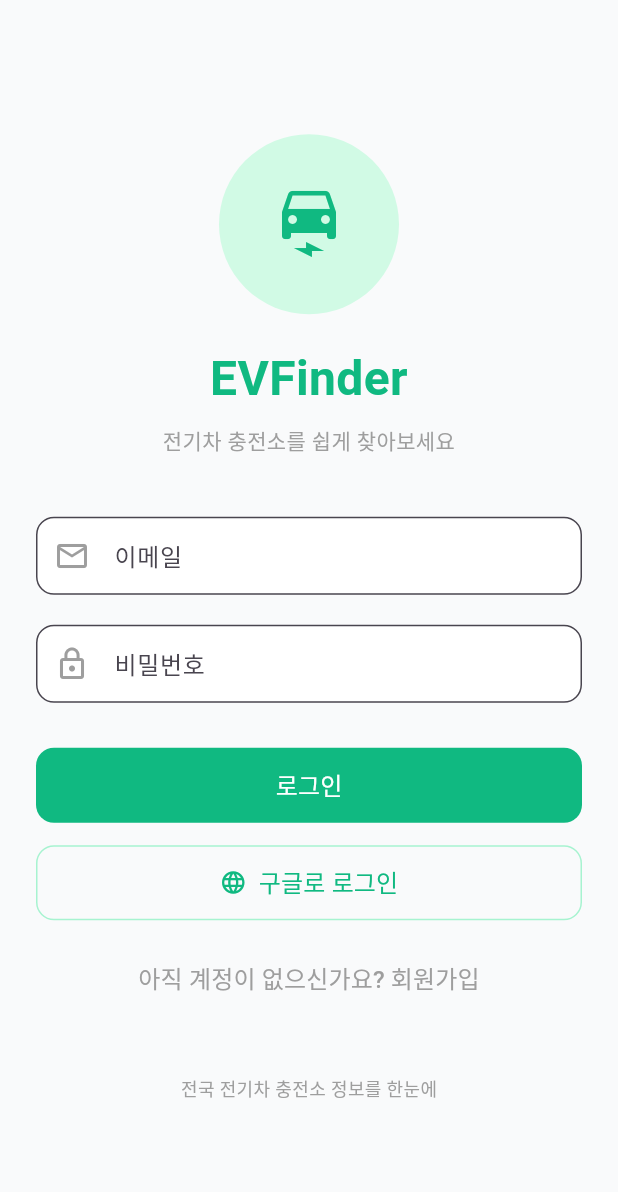
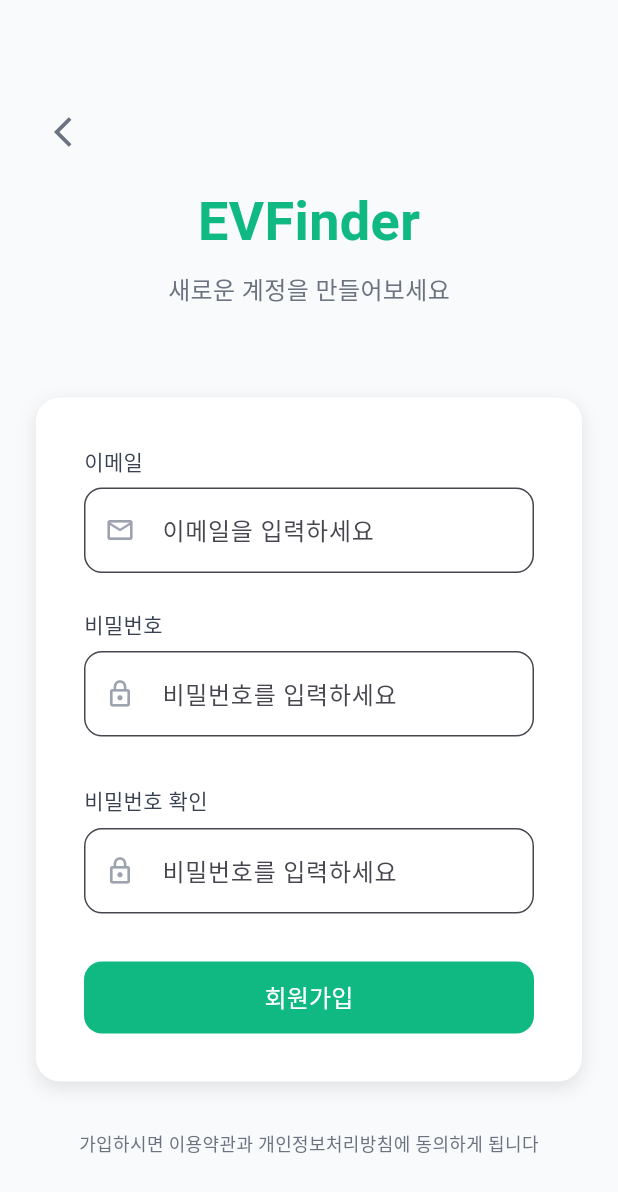
Before and after one commit to EVFinder/EVFinder_Front, a Flutter app: the screen it shows after launch, after a tap on "아직 계정이 없으신가요? 회원가입", on a phone screen of 412 x 824 dp. Shown: the top 1192 px of the screen. Run offline on Flutter 3.47's test engine with Material 3 defaults, Android fonts, the phone set to English and light mode, and no system bars; our stand-ins replace firebase_auth, firebase_core, geolocator, get, google_sign_in, permission_handler and 1 more; missing offline and left inert: flutter_naver_map; accounts and stored records are empty; Roboto replaces fonts that are missing (neo).

Commit message:
회원가입 추가

```diff
--- a/lib/Util/Route/app_page.dart
+++ b/lib/Util/Route/app_page.dart
@@ -2,6 +2,8 @@ import 'package:evfinder_front/View/favortie_station_view.dart';
 import 'package:evfinder_front/View/login_view.dart';
 import 'package:evfinder_front/View/main_view.dart';
 import 'package:get/get.dart';
+
+import '../../View/signup_view.dart';
 
 part 'app_route.dart';
 
@@ -10,6 +12,6 @@ class AppPages {
     GetPage(name: AppRoute.main, page: () => const MainView()),
     GetPage(name: AppRoute.login, page: () => const LoginView()),
     GetPage(name: AppRoute.favorite, page: () => const FavoriteStationView()),
-    // GetPage(name: AppRoute.signup, page: () => const SignupView()),
+    GetPage(name: AppRoute.signup, page: () => const SignupView()),
   ];
 }
--- a/lib/Util/Route/app_route.dart
+++ b/lib/Util/Route/app_route.dart
@@ -4,6 +4,6 @@ class AppRoute {
   static final main = MainView.route;
   static final login = LoginView.route;
   static final favorite = FavoriteStationView.route;
-  // static final signup = SignupView.route;
+  static final signup = SignupView.route;
   static final splash = '/';
 }
--- /dev/null
+++ b/lib/View/signup_view.dart
@@ -0,0 +1,245 @@
+import 'package:evfinder_front/Controller/signup_controller.dart';
+import 'package:flutter/material.dart';
+import 'package:get/get.dart';
+
+class SignupView extends GetView<SignupController> {
+  const SignupView({super.key});
+  static String route = '/signup';
+
+  @override
+  Widget build(BuildContext context) {
+    return Scaffold(
+      backgroundColor: const Color(0xFFF9FAFB), // bg-gray-50
+      body: SafeArea(
+        child: Container(
+          child: SingleChildScrollView(
+            padding: const EdgeInsets.all(24.0),
+            child: Column(
+              crossAxisAlignment: CrossAxisAlignment.stretch,
+              mainAxisAlignment: MainAxisAlignment.start,
+              children: [
+                const SizedBox(height: 40),
+                // 뒤로가기 버튼
+                Row(
+                  children: [
+                    IconButton(
+                      onPressed: () => Navigator.pop(context),
+                      icon: const Icon(Icons.arrow_back_ios, color: Color(0xFF6B7280)),
+                    ),
+                  ],
+                ),
+                const SizedBox(height: 10),
+
+                // 로고 섹션
+                Column(
+                  children: [
+                    // 타이틀
+                    const Text(
+                      'EVFinder',
+                      style: TextStyle(
+                        fontSize: 36,
+                        fontWeight: FontWeight.bold,
+                        color: Color(0xFF10B981), // emerald-500
+                      ),
+                    ),
+                    const SizedBox(height: 8),
+
+                    // 서브타이틀
+                    const Text(
+                      '새로운 계정을 만들어보세요',
+                      style: TextStyle(
+                        fontSize: 16,
+                        color: Color(0xFF6B7280), // gray-600
+                      ),
+                    ),
+                  ],
+                ),
+                const SizedBox(height: 20),
+
+                const SizedBox(height: 40),
+
+                // 회원가입 카드
+                Container(
+                  decoration: BoxDecoration(
+                    color: Colors.white,
+                    borderRadius: BorderRadius.circular(16),
+                    boxShadow: [BoxShadow(color: Colors.black.withOpacity(0.1), blurRadius: 10, offset: const Offset(0, 4))],
+                  ),
+                  padding: const EdgeInsets.all(32),
+                  child: Column(
+                    crossAxisAlignment: CrossAxisAlignment.stretch,
+                    children: [
+                      // 이메일 입력
+                      Column(
+                        crossAxisAlignment: CrossAxisAlignment.start,
+                        children: [
+                          const Text(
+                            '이메일',
+                            style: TextStyle(
+                              fontSize: 14,
+                              fontWeight: FontWeight.w500,
+                              color: Color(0xFF374151), // gray-700
+                            ),
+                          ),
+                          const SizedBox(height: 8),
+                          TextField(
+                            controller: controller.emailController,
+                            keyboardType: TextInputType.emailAddress,
+                            decoration: InputDecoration(
+                              hintText: '이메일을 입력하세요',
+                              prefixIcon: const Icon(
+                                Icons.mail_outline,
+                                color: Color(0xFF9CA3AF), // gray-400
+                                size: 20,
+                              ),
+                              border: OutlineInputBorder(
+                                borderRadius: BorderRadius.circular(12),
+                                borderSide: const BorderSide(
+                                  color: Color(0xFFE5E7EB), // gray-200
+                                ),
+                              ),
+                              focusedBorder: OutlineInputBorder(
+                                borderRadius: BorderRadius.circular(12),
+                                borderSide: const BorderSide(
+                                  color: Color(0xFF10B981), // emerald-500
+                                  width: 2,
+                                ),
+                              ),
+                              contentPadding: const EdgeInsets.symmetric(horizontal: 16, vertical: 16),
+                              filled: true,
+                              fillColor: Colors.white,
+                            ),
+                          ),
+                        ],
+                      ),
+                      const SizedBox(height: 24),
+
+                      // 비밀번호 입력
+                      Column(
+                        crossAxisAlignment: CrossAxisAlignment.start,
+                        children: [
+                          const Text(
+                            '비밀번호',
+                            style: TextStyle(
+                              fontSize: 14,
+                              fontWeight: FontWeight.w500,
+                              color: Color(0xFF374151), // gray-700
+                            ),
+                          ),
+                          const SizedBox(height: 8),
+                          TextField(
+                            controller: controller.passwordController,
+                            obscureText: true,
+                            decoration: InputDecoration(
+                              hintText: '비밀번호를 입력하세요',
+                              prefixIcon: const Icon(
+                                Icons.lock_outline,
+                                color: Color(0xFF9CA3AF), // gray-400
+                                size: 20,
+                              ),
+                              border: OutlineInputBorder(
+                                borderRadius: BorderRadius.circular(12),
+                                borderSide: const BorderSide(
+                                  color: Color(0xFFE5E7EB), // gray-200
+                                ),
+                              ),
+                              focusedBorder: OutlineInputBorder(
+                                borderRadius: BorderRadius.circular(12),
+                                borderSide: const BorderSide(
+                                  color: Color(0xFF10B981), // emerald-500
+                                  width: 2,
+                                ),
+                              ),
+                              contentPadding: const EdgeInsets.symmetric(horizontal: 16, vertical: 16),
+                              filled: true,
+                              fillColor: Colors.white,
+                            ),
+                          ),
+                        ],
+                      ),
+                      const SizedBox(height: 32),
+
+                      Column(
+                        crossAxisAlignment: CrossAxisAlignment.start,
+                        children: [
+                          const Text(
+                            '비밀번호 확인',
+                            style: TextStyle(
+                              fontSize: 14,
+                              fontWeight: FontWeight.w500,
+                              color: Color(0xFF374151), // gray-700
+                            ),
+                          ),
+                          const SizedBox(height: 8),
+                          TextField(
+                            controller: controller.confirmPasswordController,
+                            obscureText: true,
+                            decoration: InputDecoration(
+                              hintText: '비밀번호를 입력하세요',
+                              prefixIcon: const Icon(
+                                Icons.lock_outline,
+                                color: Color(0xFF9CA3AF), // gray-400
+                                size: 20,
+                              ),
+                              border: OutlineInputBorder(
+                                borderRadius: BorderRadius.circular(12),
+                                borderSide: const BorderSide(
+                                  color: Color(0xFFE5E7EB), // gray-200
+                                ),
+                              ),
+                              focusedBorder: OutlineInputBorder(
+                                borderRadius: BorderRadius.circular(12),
+                                borderSide: const BorderSide(
+                                  color: Color(0xFF10B981), // emerald-500
+                                  width: 2,
+                                ),
+                              ),
+                              contentPadding: const EdgeInsets.symmetric(horizontal: 16, vertical: 16),
+                              filled: true,
+                              fillColor: Colors.white,
+                            ),
+                          ),
+                        ],
+                      ),
+                      const SizedBox(height: 32),
+
+                      // 회원가입 버튼
+                      ElevatedButton(
+                        onPressed: () {
+                          controller.handleSignup(context);
+                        },
+                        style: ElevatedButton.styleFrom(
+                          backgroundColor: const Color(0xFF10B981),
+                          // emerald-500
+                          foregroundColor: Colors.white,
+                          minimumSize: const Size(double.infinity, 48),
+                          shape: RoundedRectangleBorder(borderRadius: BorderRadius.circular(12)),
+                          elevation: 0,
+                          disabledBackgroundColor: const Color(0xFF9CA3AF),
+                        ),
+                        child: controller.isLoading.value
+                            ? const SizedBox(width: 20, height: 20, child: CircularProgressIndicator(strokeWidth: 2, valueColor: AlwaysStoppedAnimation<Color>(Colors.white)))
+                            : const Text('회원가입', style: TextStyle(fontSize: 16, fontWeight: FontWeight.w500)),
+                      ),
+                    ],
+                  ),
+                ),
+                const SizedBox(height: 32),
+
+                // 추가 정보
+                const Text(
+                  '가입하시면 이용약관과 개인정보처리방침에 동의하게 됩니다',
+                  textAlign: TextAlign.center,
+                  style: TextStyle(
+                    fontSize: 12,
+                    color: Color(0xFF6B7280), // gray-500
+                  ),
+                ),
+              ],
+            ),
+          ),
+        ),
+      ),
+    );
+  }
+}
--- a/lib/main.dart
+++ b/lib/main.dart
@@ -1,4 +1,5 @@
 import 'package:evfinder_front/Controller/login_controller.dart';
+import 'package:evfinder_front/Controller/signup_controller.dart';
 import 'package:firebase_core/firebase_core.dart';
 import 'package:flutter/material.dart';
 import 'package:get/get.dart';
@@ -57,6 +58,7 @@ class MyApp extends StatelessWidget {
       debugShowCheckedModeBanner: false,
       initialBinding: BindingsBuilder(() {
         Get.put(LoginController());
+        Get.lazyPut(() => SignupController());
         // Get.put(AuthController());
         // Get.lazyPut(() => ProfileController(), fenix: true);
       }),
```
Also changed, not shown: lib/Controller/login_controller.dart (+19 -16 lines), lib/Controller/signup_controller.dart (added, +123 -0 lines).
